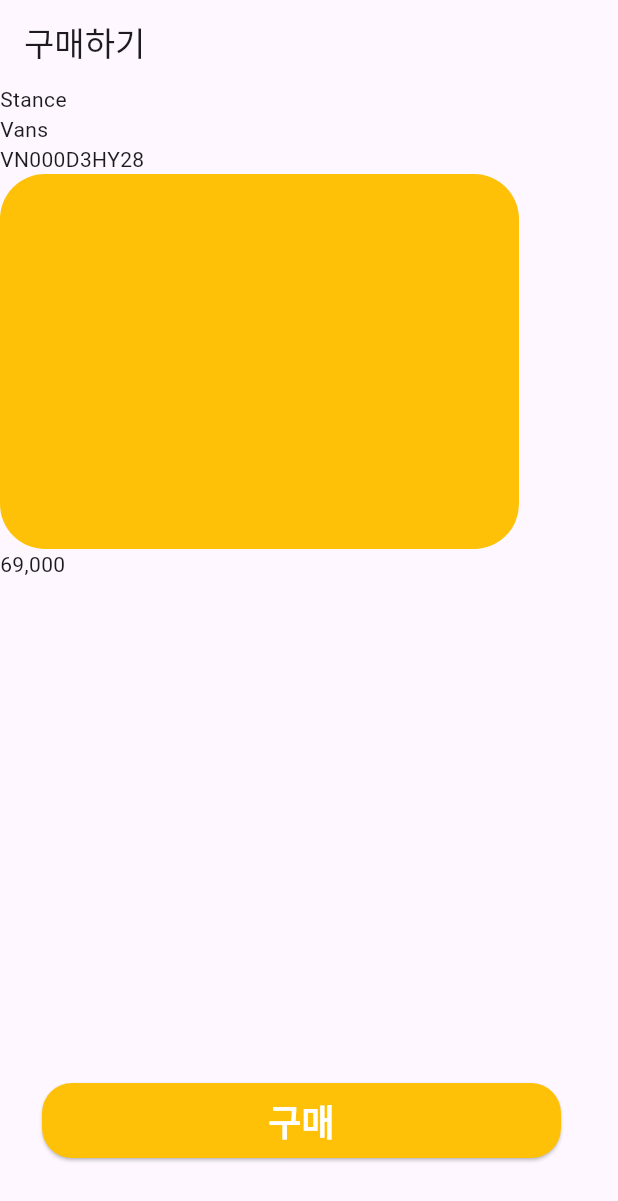
After one commit to Eunjun1/kicksy, a Flutter app: the screen it shows after launch, on a phone screen of 412 x 824 dp. The commit adds this screen. Shown: the top 1201 px of the screen. Run offline on Flutter 3.47's test engine with Material 3 defaults, Android fonts, the phone set to English and light mode, and no system bars; our stand-ins replace get, image_picker, sqflite; missing offline and left inert: dart:ffi, remedi_kopo; accounts and stored records are empty; Roboto replaces fonts that are missing (Pretendard).

Commit message:
2025-05-07 not yet

```diff
--- a/kicksy/lib/main.dart
+++ b/kicksy/lib/main.dart
@@ -4,6 +4,7 @@ import 'package:kicksy/view/hq/hq_insert.dart';
 import 'package:kicksy/view/hq/hq_main.dart';
 import 'package:kicksy/view/hq/hq_order_query.dart';
 import 'package:kicksy/view/user/login.dart';
+import 'package:kicksy/view/user/purchase.dart';
 import 'package:kicksy/vm/database_handler.dart';
 
 void main() {
@@ -29,8 +30,9 @@ class _MyAppState extends State<MyApp> {
       title: 'Flutter Demo',
       theme: ThemeData(
         colorScheme: ColorScheme.fromSeed(seedColor: Colors.deepPurple),
+        fontFamily: 'Pretendard'
       ),
-      home: Login(),
+      home: Purchase(),
     );
   }
 }
--- /dev/null
+++ b/kicksy/lib/view/user/purchase.dart
@@ -0,0 +1,82 @@
+import 'package:flutter/material.dart';
+import 'package:kicksy/vm/database_handler.dart';
+
+class Purchase extends StatefulWidget {
+  const Purchase({super.key});
+
+  @override
+  State<Purchase> createState() => _PurchaseState();
+}
+
+class _PurchaseState extends State<Purchase> {
+  DatabaseHandler handler  = DatabaseHandler();
+
+  @override
+  Widget build(BuildContext context) {
+    return Scaffold(
+      appBar: AppBar(
+        centerTitle: false,
+        title: Text('구매하기'),
+      ),
+      body: Stack(
+        children: [
+          SizedBox(
+            width: MediaQuery.of(context).size.width ,
+            child: Column(
+              crossAxisAlignment: CrossAxisAlignment.start,
+              children: [
+                Text(
+                  'Stance'
+                ),
+                Text(
+                  'Vans'
+                ),
+                Text(
+                  'VN000D3HY28'
+                ),
+                ClipRRect(
+                  borderRadius: BorderRadius.circular(30),
+                  child: Container(
+                    width: 346,
+                    height: 250,
+                    color: Colors.amber,
+                  ),
+                ),
+                Text(
+                  '69,000'
+                ),
+              ],
+            ),
+          ),
+          Positioned(
+            bottom: 52,
+            left: 28,
+            child: SizedBox(
+              width: 346,
+              height: 50,
+              child: ElevatedButton(
+                onPressed: () {
+                  //
+                },
+                style: ElevatedButton.styleFrom(
+                  backgroundColor: Colors.amber,
+                  shape: RoundedRectangleBorder(
+                    borderRadius: BorderRadius.circular(20),
+                  ),
+                ),
+                child: Text(
+                  '구매',
+                  style: TextStyle(
+                    fontSize: 24,
+                    fontWeight: FontWeight.w700,
+                    color: Colors.white,
+                  ),
+                ),
+              ),
+            ),
+          ),
+        ],
+      ),
+    );
+  }
+}
```
Also changed, not shown: kicksy/pubspec.yaml (+21 -1 lines), 9 other files.
